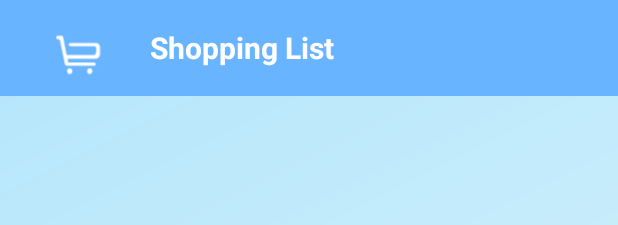
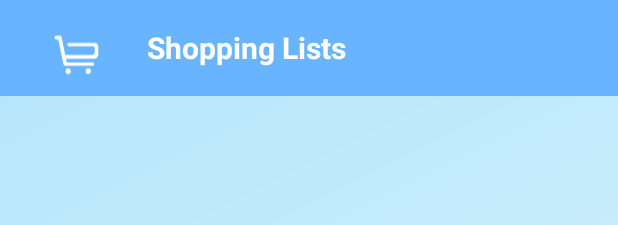
Before and after one commit to SmartFoodInventoryTracker/Smart-Food-Inventory-Tracker, an Android app: the layout activity_shopping_list.xml on its own in the app's theme, with its tools: preview values and no code run, on a phone screen of 412 x 824 dp. Shown: the top 225 px of the screen. Run offline under Robolectric (Android 15) with nearby library versions, the phone set to English and light mode, and no system bars.

Commit message:
Update text to "Shopping Lists"

```diff
--- a/app/src/main/res/layout/activity_dashboard.xml
+++ b/app/src/main/res/layout/activity_dashboard.xml
@@ -196,7 +196,7 @@
                         <TextView
                             android:layout_width="wrap_content"
                             android:layout_height="wrap_content"
-                            android:text="Shopping List"
+                            android:text="Shopping Lists"
                             android:textColor="@android:color/white"
                             android:textSize="18sp"
                             android:textStyle="bold" />
--- a/app/src/main/res/layout/activity_shopping_list.xml
+++ b/app/src/main/res/layout/activity_shopping_list.xml
@@ -42,7 +42,7 @@
                 android:layout_gravity="center_vertical"
                 android:layout_marginStart="12dp"
                 android:layout_weight="1"
-                android:text="Shopping List"
+                android:text="Shopping Lists"
                 android:textColor="@android:color/white"
                 android:textSize="20sp"
                 android:textStyle="bold" />
```
